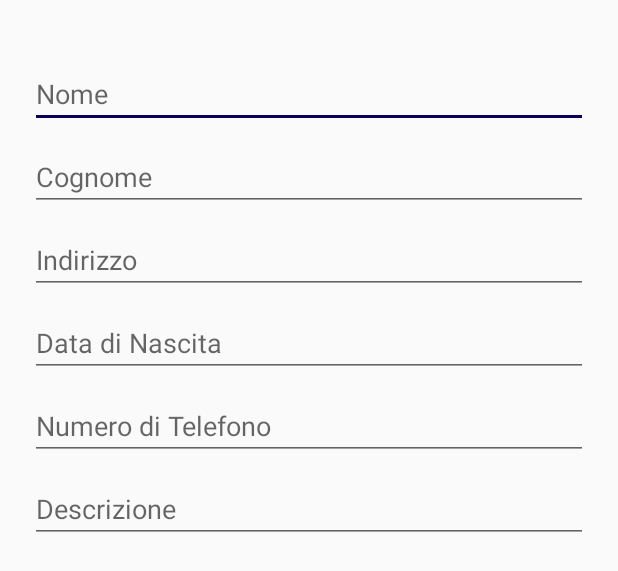
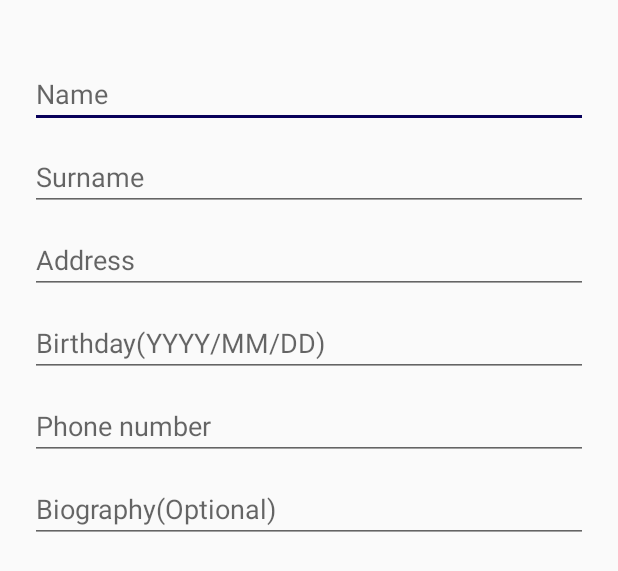
Before and after one commit to matt301/TrovaTutto-app, an Android app: the layout dialog_change_profile.xml on its own in the app's theme, with its tools: preview values and no code run, on a phone screen of 412 x 824 dp. Shown: the top 571 px of the screen. Run offline under Robolectric (Android 15) with nearby library versions, the phone set to English and light mode, and no system bars.

Commit message:
Stringhe

```diff
--- a/app/src/main/java/com/example/matteo/trovatutto/NewReportFragment.java
+++ b/app/src/main/java/com/example/matteo/trovatutto/NewReportFragment.java
@@ -229,7 +229,7 @@ public class NewReportFragment extends Fragment  implements View.OnClickListener
             btn_dialog_camera =  view.findViewById(R.id.btn_dialog_camera);
 
             builder.setView(view);
-            builder.setTitle("From?");
+            builder.setTitle("@strings/utility_from");
             dialog = builder.create();
             dialog.show();
 
--- a/app/src/main/res/layout/dialog_change_password.xml
+++ b/app/src/main/res/layout/dialog_change_password.xml
@@ -10,7 +10,7 @@
 
     <EditText
         android:id="@+id/et_old_password"
-        android:hint="Old Password"
+        android:hint="@string/d_change_password_old"
         android:drawableRight="@drawable/ic_key"
         android:inputType="textPassword"
         android:layout_width="match_parent"
@@ -20,7 +20,7 @@
         android:layout_marginTop="10dp"
         android:id="@+id/et_new_password"
         android:drawableRight="@drawable/ic_key"
-        android:hint="New Password"
+        android:hint="@string/d_change_password_new"
         android:inputType="textPassword"
         android:layout_width="match_parent"
         android:layout_height="wrap_content" />
--- a/app/src/main/res/layout/dialog_change_profile.xml
+++ b/app/src/main/res/layout/dialog_change_profile.xml
@@ -21,7 +21,7 @@
 
             <EditText
                 android:id="@+id/et_new_nome"
-                android:hint="Nome"
+                android:hint="@string/user_name"
                 android:layout_marginTop="20dp"
                 android:textColor="@color/colorAccent"
                 android:layout_width="match_parent"
@@ -29,7 +29,7 @@
 
             <EditText
                 android:id="@+id/et_new_cognome"
-                android:hint="Cognome"
+                android:hint="@string/user_surname"
                 android:layout_marginTop="10dp"
                 android:textColor="@color/colorAccent"
                 android:layout_width="match_parent"
@@ -37,28 +37,28 @@
 
             <EditText
                 android:id="@+id/et_new_address"
-                android:hint="Indirizzo"
+                android:hint="@string/user_address"
                 android:layout_marginTop="10dp"
                 android:layout_width="match_parent"
                 android:layout_height="wrap_content" />
 
             <EditText
                 android:id="@+id/et_new_birthdate"
-                android:hint="Data di Nascita"
+                android:hint="@string/user_birthday"
                 android:layout_marginTop="10dp"
                 android:layout_width="match_parent"
                 android:layout_height="wrap_content" />
 
             <EditText
                 android:id="@+id/et_new_ntel"
-                android:hint="Numero di Telefono"
+                android:hint="@string/user_phone"
                 android:layout_marginTop="10dp"
                 android:layout_width="match_parent"
                 android:layout_height="wrap_content" />
 
             <EditText
                 android:id="@+id/et_new_description"
-                android:hint="Descrizione"
+                android:hint="@string/user_bio"
                 android:layout_marginTop="10dp"
                 android:layout_width="match_parent"
                 android:layout_height="wrap_content" />
--- a/app/src/main/res/layout/dialog_insert_photo.xml
+++ b/app/src/main/res/layout/dialog_insert_photo.xml
@@ -22,7 +22,7 @@
         android:paddingLeft="30dp"
         android:paddingRight="26dp"
         android:singleLine="true"
-        android:text="Gallery"
+        android:text="@string/d_insert_photo_gallery"
         android:textSize="24sp"
         android:background="#ffffff"/>
 
@@ -42,7 +42,7 @@
         android:paddingLeft="30dp"
         android:paddingRight="26dp"
         android:singleLine="true"
-        android:text="Camera"
+        android:text="@string/d_insert_photo_camera"
         android:textSize="24sp"
         android:background="#ffffff"/>
 
```
Also changed, not shown: app/src/main/res/values/strings.xml (+17 -4 lines), 1 other file.
